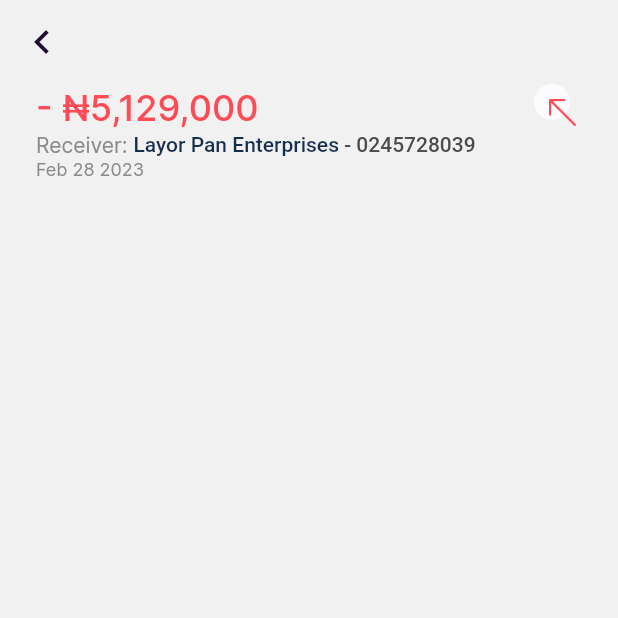
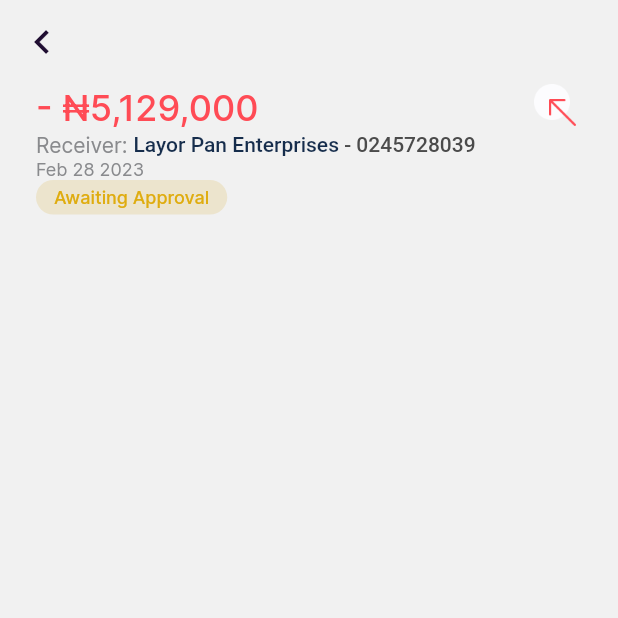
Before and after one commit to Tolulope05/firstbank_cib, a Flutter app: the TransactionDetailsScreen screen opened by its route, on a phone screen of 412 x 824 dp, the top half of it. Run offline on Flutter 3.47's test engine with Material 2 defaults, Android fonts, the phone set to English and light mode, and no system bars; our stand-ins replace flutter_svg, get, pinput, smooth_page_indicator.

Commit message:
refactord wrap text card

```diff
--- a/lib/view/dashboard/transaction_details_screen.dart
+++ b/lib/view/dashboard/transaction_details_screen.dart
@@ -3,6 +3,7 @@ import 'package:flutter/material.dart';
 import 'package:get/get.dart';
 
 import '../../view_model/actioncenter_view_model.dart';
+import '../../widgets/text_color_wrap.dart';
 
 class TransactionDetailsScreen extends GetView<ActionCenterModel> {
   const TransactionDetailsScreen({Key? key}) : super(key: key);
@@ -89,6 +90,12 @@ class TransactionDetailsScreen extends GetView<ActionCenterModel> {
                 fontWeight: FontWeight.w400,
               ),
             ),
+            const TextColorWrap(
+              text: "Awaiting Approval",
+              textColor: AppColors.yellowColor3,
+              color: Color(0xffECE4CD),
+              textfontSize: 12,
+            )
           ],
         ),
       ),
--- a/lib/widgets/action_center_card.dart
+++ b/lib/widgets/action_center_card.dart
@@ -158,6 +158,7 @@ class ActionCenterCard extends StatelessWidget {
                     text: "Approved",
                     textColor: Color(0xff0A5139),
                     color: Color(0xffE6F7E9),
+                    textfontSize: 12,
                   )
                 : AppButton(
                     onTap: onApprove,
--- a/lib/widgets/text_color_wrap.dart
+++ b/lib/widgets/text_color_wrap.dart
@@ -5,9 +5,11 @@ class TextColorWrap extends StatelessWidget {
       {Key? key,
       required this.text,
       required this.textColor,
+      required this.textfontSize,
       required this.color})
       : super(key: key);
   final String text;
+  final double textfontSize;
   final Color textColor;
   final Color color;
 
@@ -18,11 +20,12 @@ class TextColorWrap extends StatelessWidget {
         color: color,
         borderRadius: BorderRadius.circular(18),
       ),
-      padding: const EdgeInsets.symmetric(horizontal: 16, vertical: 8),
+      padding: const EdgeInsets.symmetric(horizontal: 12, vertical: 4),
       child: Text(
         text,
         style: TextStyle(
           fontWeight: FontWeight.w500,
+          fontSize: textfontSize,
           color: textColor,
         ),
       ),
```
